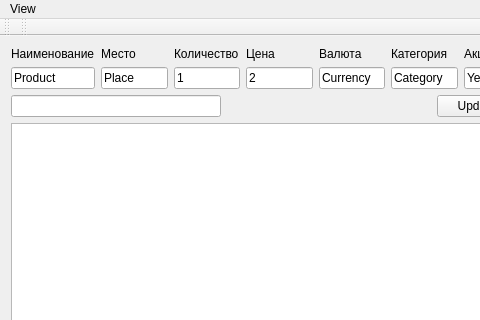
First picture: the form in mainwindow.ui, repository eagerber/accounting, before the edit; both pictures show x 0 to 480 and y 0 to 320 of the 700 by 500 pixel window.
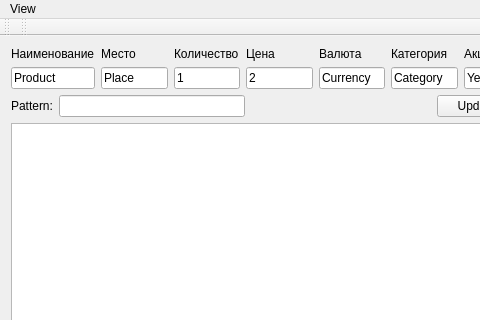
Second picture: the form after the edit.

Commit message: [+] pattern label [+] additional search in stores

What changed in the file:
```diff
--- a/mainwindow.ui
+++ b/mainwindow.ui
@@ -143,6 +143,13 @@
       <property name="rightMargin">
        <number>0</number>
       </property>
+      <item>
+       <widget class="QLabel" name="patternLabel">
+        <property name="text">
+         <string>Pattern:</string>
+        </property>
+       </widget>
+      </item>
       <item>
        <widget class="QLineEdit" name="updateLineEdit"/>
       </item>
```
The commit also changes 1 other file.
